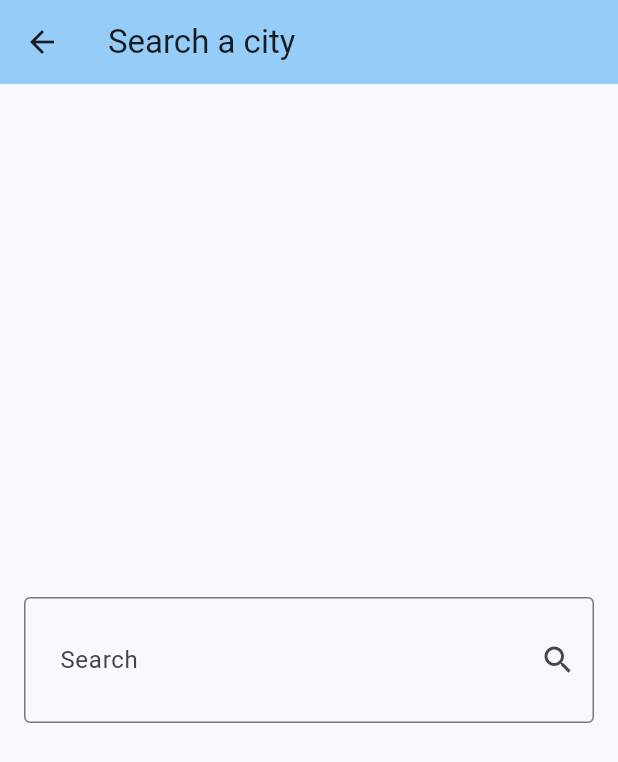
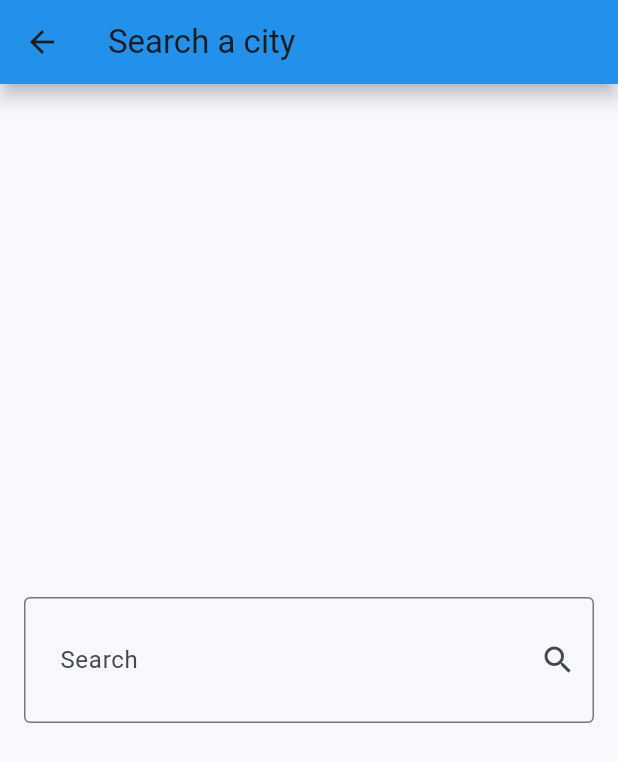
Before and after one commit to MELDemy/flutter_Journey, a Flutter app: the screen it shows after launch, after a tap on the "search" icon, on a phone screen of 412 x 824 dp. Shown: the top 762 px of the screen. Run offline on Flutter 3.47's test engine with Material 3 defaults, Android fonts, the phone set to English and light mode, and no system bars; our stand-ins replace audioplayers, dio, flutter_bloc, flutter_spinkit.

Commit message:
Finish Weather App

```diff
--- a/learning/weather_app/lib/cubits/get_weather_cubit/get_weather_cubit.dart
+++ b/learning/weather_app/lib/cubits/get_weather_cubit/get_weather_cubit.dart
@@ -1,5 +1,3 @@
-import 'dart:developer';
-
 import 'package:dio/dio.dart';
 import 'package:flutter_bloc/flutter_bloc.dart';
 import 'package:weather_app/cubits/get_weather_cubit/get_weather_states.dart';
@@ -8,15 +6,15 @@ import 'package:weather_app/services/weather_services.dart';
 
 class GetWeatherCubit extends Cubit<WeatherState> {
   GetWeatherCubit() : super(InitialState());
-  late WeatherDM weatherDM;
+  WeatherDM? weatherDM;
   getWeather({required cityName}) async {
     try {
+      emit(LodaingState());
       weatherDM =
           await WeatherService(Dio()).getCurrentWeather(location: cityName);
-      log(weatherDM.toString());
       emit(InfoWeatherState());
     } catch (e) {
-      emit(FailureWeatherState());
+      emit(FailureWeatherState(e.toString()));
     }
   }
 }
--- a/learning/weather_app/lib/cubits/get_weather_cubit/get_weather_states.dart
+++ b/learning/weather_app/lib/cubits/get_weather_cubit/get_weather_states.dart
@@ -4,4 +4,9 @@ class InitialState extends WeatherState {}
 
 class InfoWeatherState extends WeatherState {}
 
-class FailureWeatherState extends WeatherState {}
+class FailureWeatherState extends WeatherState {
+  String errorMessage = "oops There was an error, Try again later!!";
+  FailureWeatherState(this.errorMessage);
+}
+
+class LodaingState extends WeatherState {}
--- a/learning/weather_app/lib/main.dart
+++ b/learning/weather_app/lib/main.dart
@@ -1,6 +1,7 @@
 import 'package:flutter/material.dart';
 import 'package:flutter_bloc/flutter_bloc.dart';
 import 'package:weather_app/cubits/get_weather_cubit/get_weather_cubit.dart';
+import 'package:weather_app/cubits/get_weather_cubit/get_weather_states.dart';
 import 'package:weather_app/screens/home_screen/home_screen.dart';
 
 void main() {
@@ -15,14 +16,97 @@ class MyApp extends StatelessWidget {
   Widget build(BuildContext context) {
     return BlocProvider(
       create: (context) => GetWeatherCubit(),
-      child: MaterialApp(
-        title: 'Weather',
-        theme: ThemeData(
-          colorScheme: ColorScheme.fromSeed(seedColor: Colors.lightBlue),
-          useMaterial3: true,
+      child: Builder(
+        builder: (context) => BlocBuilder<GetWeatherCubit, WeatherState>(
+          builder: (context, state) {
+            return MaterialApp(
+              debugShowCheckedModeBanner: false,
+              title: 'Weather',
+              theme: getTheme(context),
+              home: const HomeScreen(),
+            );
+          },
         ),
-        home: const HomeScreen(),
       ),
     );
   }
 }
+
+ThemeData getTheme(context) {
+  Color themeColor = getThemeColor(
+      BlocProvider.of<GetWeatherCubit>(context).weatherDM?.weather);
+  return ThemeData(
+    colorScheme: ColorScheme.fromSeed(
+      seedColor: themeColor,
+    ),
+    appBarTheme: AppBarTheme(
+      shadowColor: Colors.black,
+      elevation: 5,
+      backgroundColor: themeColor, // Set AppBar text and icon color
+    ),
+  );
+}
+
+MaterialColor getThemeColor(String? weatherCondition) {
+  switch (weatherCondition) {
+    case null:
+      return Colors.blue;
+    case "Sunny":
+      return Colors.orange;
+    case "Partly cloudy":
+    case "Patchy rain possible":
+    case "Patchy rain nearby":
+    case "Mist":
+    case "Patchy light drizzle":
+    case "Light drizzle":
+    case "Freezing drizzle":
+    case "Patchy light rain":
+    case "Light rain":
+    case "Light freezing rain":
+    case "Light sleet":
+    case "Light rain shower":
+    case "Ice pellets":
+    case "Light showers of ice pellets":
+      return Colors.lightBlue;
+    case "Cloudy":
+    case "Overcast":
+    case "Patchy sleet possible":
+    case "Moderate or heavy sleet":
+    case "Light sleet showers":
+    case "Moderate or heavy sleet showers":
+    case "Fog":
+    case "Freezing fog":
+      return Colors.grey;
+    case "Heavy freezing drizzle":
+    case "Moderate or heavy freezing rain":
+      return Colors.lightBlue;
+    case "Moderate rain at times":
+    case "Moderate rain":
+    case "Moderate or heavy rain shower":
+    case "Heavy rain at times":
+    case "Heavy rain":
+    case "Torrential rain shower":
+      return Colors.blueGrey;
+    case "Thundery outbreaks possible":
+    case "Patchy light rain with thunder":
+    case "Moderate or heavy rain with thunder":
+      return Colors.deepPurple;
+    case "Patchy snow possible":
+    case "Patchy light snow":
+    case "Light snow":
+    case "Patchy moderate snow":
+    case "Moderate snow":
+    case "Patchy heavy snow":
+    case "Heavy snow":
+    case "Light snow showers":
+    case "Moderate or heavy snow showers":
+    case "Patchy light snow with thunder":
+    case "Moderate or heavy snow with thunder":
+    case "Blowing snow":
+    case "Blizzard":
+      return Colors.grey;
+
+    default:
+      return Colors.blue;
+  }
+}
--- a/learning/weather_app/lib/models/weather_dm.dart
+++ b/learning/weather_app/lib/models/weather_dm.dart
@@ -1,11 +1,13 @@
 class WeatherDM {
-  String location, updatedTime, image, weather;
+  String location, weather;
+  String? imageUrl;
+  DateTime updatedTime;
   double temp, maxTemp, minTemp;
 
   WeatherDM({
     required this.location,
     required this.updatedTime,
-    this.image = "assets/images/clear.png",
+    this.imageUrl,
     required this.temp,
     required this.maxTemp,
     required this.minTemp,
@@ -15,8 +17,9 @@ class WeatherDM {
   factory WeatherDM.fromJson(json) {
     return WeatherDM(
       location: json['location']['name'],
-      updatedTime: json['current']['last_updated'],
-      image: json['forecast']['forecastday'][0]['day']['condition']['icon'],
+      updatedTime: DateTime.parse(json['current']['last_updated']),
+      imageUrl:
+          "https:${json['forecast']['forecastday'][0]['day']['condition']['icon']}",
       temp: json['current']['temp_c'],
       maxTemp: json['forecast']['forecastday'][0]['day']['maxtemp_c'],
       minTemp: json['forecast']['forecastday'][0]['day']['mintemp_c'],
--- a/learning/weather_app/lib/screens/home_screen/home_screen.dart
+++ b/learning/weather_app/lib/screens/home_screen/home_screen.dart
@@ -20,19 +20,19 @@ class HomeScreen extends StatelessWidget {
   Widget build(BuildContext context) {
     return Scaffold(
         appBar: AppBar(
-          title: Text('Weather Details Screen'),
+          title: const Text('Weather Details Screen'),
           actions: [
             IconButton(
               onPressed: () {
                 pushSearchScreen(context);
               },
-              icon: Icon(
+              icon: const Icon(
                 Icons.search,
-                color: Colors.black,
+                // color: Colors.black,
               ),
             )
           ],
-          backgroundColor: Theme.of(context).colorScheme.inversePrimary,
+          // backgroundColor: Theme.of(context).colorScheme.inversePrimary,
         ),
         body: BlocBuilder<GetWeatherCubit, WeatherState>(
           builder: (context, state) {
@@ -41,10 +41,18 @@ class HomeScreen extends StatelessWidget {
                 pushSearchScreen(context);
               });
             } else if (state is InfoWeatherState) {
+              // ignore: prefer_const_constructors
               return InfoWeatherBody();
-            } else {
-              return Text("There was an error");
-            }
+            } else if (state is LodaingState) {
+              return const Center(child: CircularProgressIndicator());
+            } else if (state is FailureWeatherState) {
+              return NoWeatherBody(
+                  errMsg: state.errorMessage,
+                  pushSearchScreen: () {
+                    pushSearchScreen(context);
+                  });
+            } else
+              return Text("Unexpected error, Please contact the Developer!!");
           },
         ));
   }
--- a/learning/weather_app/lib/screens/home_screen/no_weather_body.dart
+++ b/learning/weather_app/lib/screens/home_screen/no_weather_body.dart
@@ -1,7 +1,8 @@
 import 'package:flutter/material.dart';
 
 class NoWeatherBody extends StatelessWidget {
-  const NoWeatherBody({required this.pushSearchScreen, super.key});
+  String? errMsg;
+  NoWeatherBody({this.errMsg, required this.pushSearchScreen, super.key});
 
   final VoidCallback pushSearchScreen;
 
@@ -10,13 +11,16 @@ class NoWeatherBody extends StatelessWidget {
     return Center(
       child: Column(
         mainAxisAlignment: MainAxisAlignment.center,
+        crossAxisAlignment: CrossAxisAlignment.center,
         children: [
-          Text(
-            'there is no weather 😔',
-            style: TextStyle(fontSize: 30),
-          ),
+          errMsg == null
+              ? SizedBox()
+              : Text(
+                  '${errMsg} 😔',
+                  style: TextStyle(fontSize: 18),
+                ),
           TextButton(
-            child: Text(
+            child: const Text(
               'Start searching now 🔍',
               style: TextStyle(
                 fontSize: 30,
--- a/learning/weather_app/lib/screens/search_screen.dart
+++ b/learning/weather_app/lib/screens/search_screen.dart
@@ -14,8 +14,7 @@ class _SearchScreenState extends State<SearchScreen> {
   Widget build(BuildContext context) {
     return Scaffold(
       appBar: AppBar(
-        backgroundColor: Theme.of(context).colorScheme.inversePrimary,
-        title: Text("Search a city"),
+        title: const Text("Search a city"),
       ),
       body: Center(
           child: Padding(
@@ -26,7 +25,7 @@ class _SearchScreenState extends State<SearchScreen> {
             getWeatherCubit.getWeather(cityName: cityName);
             Navigator.pop(context);
           },
-          decoration: InputDecoration(
+          decoration: const InputDecoration(
               contentPadding:
                   EdgeInsets.symmetric(vertical: 30, horizontal: 20),
               labelText: "Search",
--- a/learning/weather_app/lib/services/weather_services.dart
+++ b/learning/weather_app/lib/services/weather_services.dart
@@ -20,7 +20,8 @@ class WeatherService {
     } on DioException catch (e) {
       final String errMessage = e.response?.data['error']['message'] ??
           "Oops There was an error. try again later!!";
-      throw Exception(e);
+      log(errMessage);
+      throw (errMessage);
     } catch (e) {
       log(e.toString());
       const String errMessage = "Oops There was an error. try again later!!";
```
Also changed, not shown: learning/weather_app/lib/screens/home_screen/info_weather_body.dart (+47 -11 lines).
